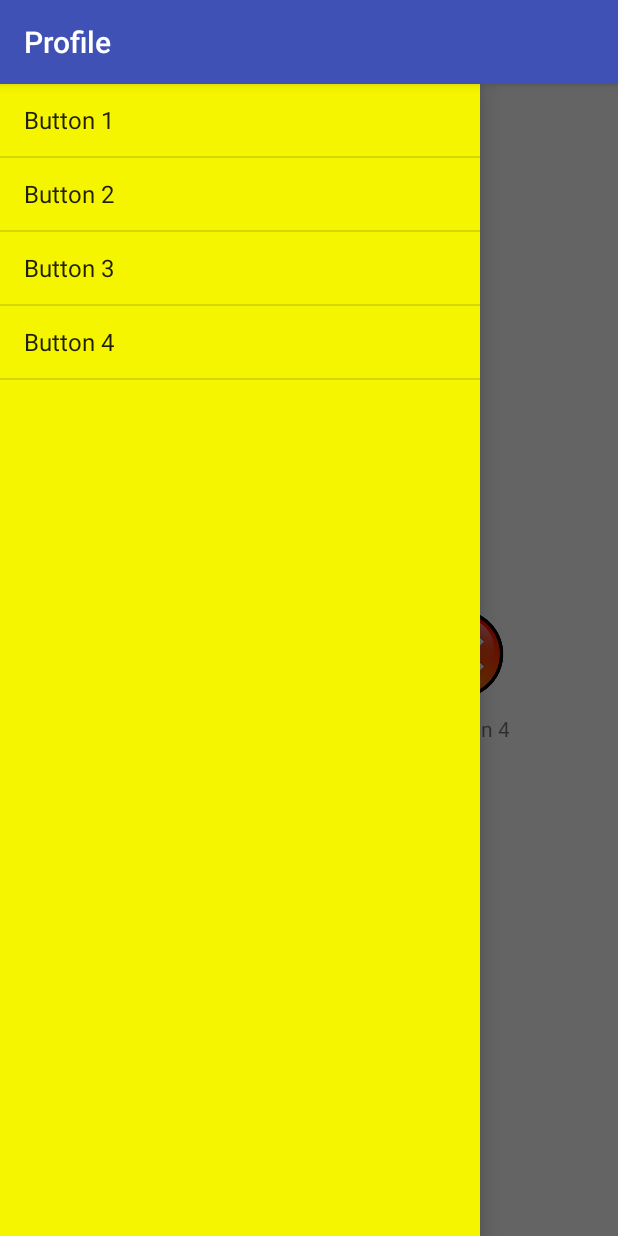
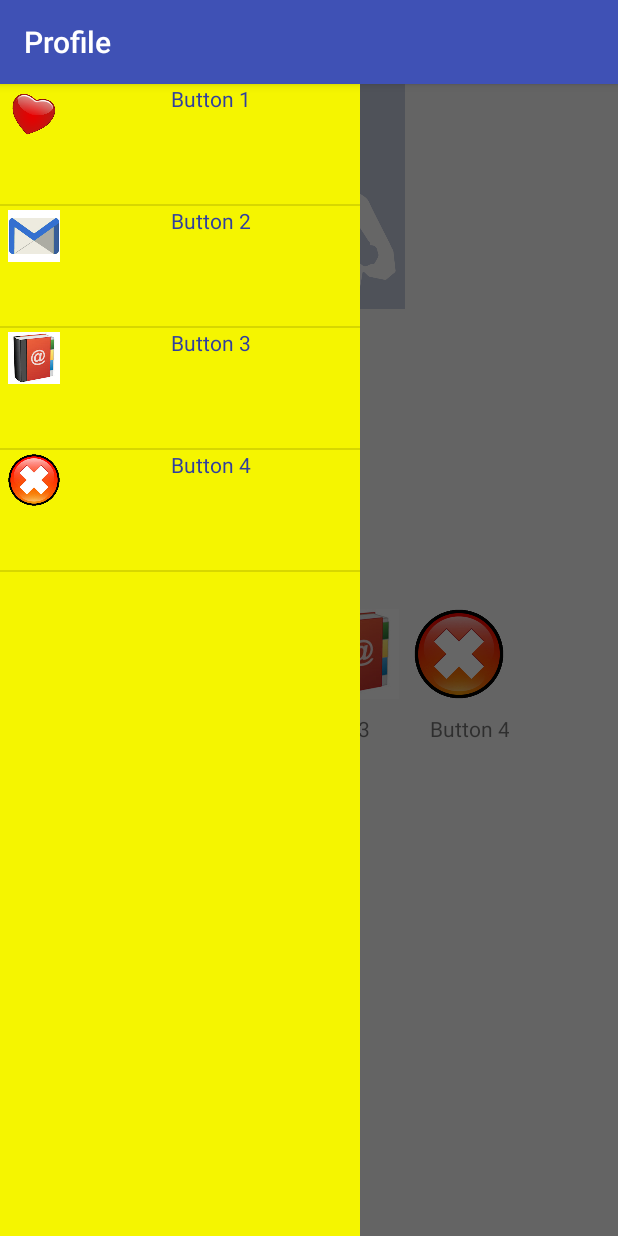
Before and after one commit to gibsonasia/Profile, an Android app: the screen it shows after launch (MainScreenActivity), with the side drawer open, on a phone screen of 412 x 824 dp. Run offline under Robolectric (Android 15) with nearby library versions, the phone set to English and light mode, and no system bars.

Commit message:
xml file added

```diff
--- a/app/src/main/java/com/example/asiagibson/profile/MainScreenActivity.java
+++ b/app/src/main/java/com/example/asiagibson/profile/MainScreenActivity.java
@@ -1,6 +1,7 @@
 package com.example.asiagibson.profile;
 
 import android.app.Activity;
+import android.content.Context;
 import android.os.Bundle;
 import android.support.v4.widget.DrawerLayout;
 import android.support.v7.app.ActionBarActivity;
@@ -8,10 +9,19 @@ import android.support.v7.app.ActionBarDrawerToggle;
 import android.support.v7.widget.Toolbar;
 
 import android.support.v7.app.AppCompatActivity;
+import android.view.LayoutInflater;
+import android.view.View;
+import android.view.ViewGroup;
 import android.widget.ArrayAdapter;
+import android.widget.BaseAdapter;
 import android.widget.Button;
+import android.widget.ImageView;
 import android.widget.ListView;
 import android.widget.TextView;
+
+import java.util.zip.Inflater;
+
+import static com.example.asiagibson.profile.R.array.list_items;
 
 /**
  * Created by asiagibson on 2/12/17.
@@ -19,9 +29,13 @@ import android.widget.TextView;
 
 public class MainScreenActivity extends ActionBarActivity {
 
-     DrawerLayout drawerLayout;
-     ListView listView;
+    NavViewAdapter adapter;
+    DrawerLayout drawerLayout;
+    ListView listView;
 
+    String iconText [] = {"Button 1", "Button 2", "Button 3","Button 4"};
+    int iconList[] = {R.drawable.heart, R.drawable.email,
+            R.drawable.addressbook, R.drawable.logout};
 
     Button heartB, emailB, addressbkB, logoutB;
     TextView hTV, eTV, abkTV, logoutTv;
@@ -33,5 +47,8 @@ public class MainScreenActivity extends ActionBarActivity {
 
         drawerLayout = (DrawerLayout) findViewById(R.id.drawer_layout);
         listView = (ListView) findViewById(R.id.drawerlist);
+        adapter = new NavViewAdapter(getApplicationContext(), iconList,iconText);
+        listView.setAdapter(adapter);
+
     }
 }
--- a/app/src/main/java/com/example/asiagibson/profile/NavViewAdapter.java
+++ b/app/src/main/java/com/example/asiagibson/profile/NavViewAdapter.java
@@ -1,8 +1,56 @@
 package com.example.asiagibson.profile;
+
+import android.content.Context;
+import android.view.LayoutInflater;
+import android.view.View;
+import android.view.ViewGroup;
+import android.widget.BaseAdapter;
+import android.widget.ImageView;
+import android.widget.TextView;
 
 /**
  * Created by asiagibson on 2/12/17.
  */
 
-public class NavViewAdapter {
+public class NavViewAdapter extends BaseAdapter {
+    LayoutInflater inflater;
+
+    Context mContext;
+    String iconText [];
+    int iconList[];
+//            = {R.drawable.heart, R.drawable.email,
+//            R.drawable.addressbook, R.drawable.logout};
+
+    public NavViewAdapter(Context appContext, int[] iconList, String [] iconText) {
+        this.mContext = appContext;
+        this.iconList = iconList;
+        this.iconText = iconText;
+        inflater = (LayoutInflater.from(appContext));
+    }
+
+    @Override
+    public int getCount() {
+        return iconText.length;
+    }
+
+    @Override
+    public Object getItem(int i) {
+        return null;
+    }
+
+    @Override
+    public long getItemId(int i) {
+        return 0;
+    }
+
+    @Override
+    public View getView(int i, View view, ViewGroup viewGroup) {
+        view = inflater.inflate(R.layout.custon_row, null);
+        ImageView icon = (ImageView) view.findViewById(R.id.iv_icon);
+        TextView tv_icon = (TextView) view.findViewById(R.id.tv_icon);
+
+        icon.setImageResource(iconList[i]);
+        tv_icon.setText(iconText[i]);
+        return view;
+    }
 }
--- a/app/src/main/res/layout/activity_main.xml
+++ b/app/src/main/res/layout/activity_main.xml
@@ -1,5 +1,5 @@
 <?xml version="1.0" encoding="utf-8"?>
-<RelativeLayout xmlns:android="http://schemas.android.com/apk/res/android"
+<LinearLayout xmlns:android="http://schemas.android.com/apk/res/android"
     xmlns:tools="http://schemas.android.com/tools"
     android:id="@+id/activity_main"
     android:layout_width="match_parent"
@@ -11,4 +11,4 @@
     tools:context="com.example.asiagibson.profile.MainActivity">
 
 
-</RelativeLayout>
+</LinearLayout>
--- a/app/src/main/res/layout/activity_main_screen.xml
+++ b/app/src/main/res/layout/activity_main_screen.xml
@@ -1,5 +1,6 @@
 <?xml version="1.0" encoding="utf-8"?>
 <android.support.v4.widget.DrawerLayout xmlns:android="http://schemas.android.com/apk/res/android"
+    xmlns:app="http://schemas.android.com/apk/res-auto"
     android:id="@+id/drawer_layout"
     android:layout_width="match_parent"
     android:layout_height="match_parent">
@@ -116,7 +117,17 @@
         </LinearLayout>
     </FrameLayout>
 
+    <RelativeLayout
+
+        android:layout_width="240dp"
+        android:layout_height="match_parent"
+        android:layout_gravity="start"
+        android:orientation="horizontal">
+
+        <!--Place your ImageView here-->
+
         <ListView
+
             android:id="@+id/drawerlist"
             android:layout_width="320dp"
             android:layout_height="match_parent"
@@ -124,6 +135,17 @@
             android:background="#FFF5F500"
             android:entries="@array/list_items">
 
+
         </ListView>
 
+        <ImageView
+            android:layout_above="@id/drawerlist"
+            android:layout_width="wrap_content"
+            android:layout_height="wrap_content"
+            android:src="@drawable/drawer_item"/>
+
+
+    </RelativeLayout>
+
+
 </android.support.v4.widget.DrawerLayout>
--- /dev/null
+++ b/app/src/main/res/menu/test.xml
@@ -0,0 +1,3 @@
+<?xml version="1.0" encoding="utf-8"?>
+<menu xmlns:android="http://schemas.android.com/apk/res/android">
+</menu>
--- a/app/src/main/res/values/dimens.xml
+++ b/app/src/main/res/values/dimens.xml
@@ -7,4 +7,7 @@
     <dimen name="white_space">200dp</dimen>
     <dimen name="icon_margins">10dp</dimen>
     <dimen name="text_margins">10dp</dimen>
+    <dimen name="top_list_view">200dp</dimen>\
+    <dimen name="nav_icon_h_w">40dp</dimen>
+    <dimen name="nav_left_pad">5dp</dimen>
 </resources>
```
Lines whose indentation alone changed are shown as unchanged.
